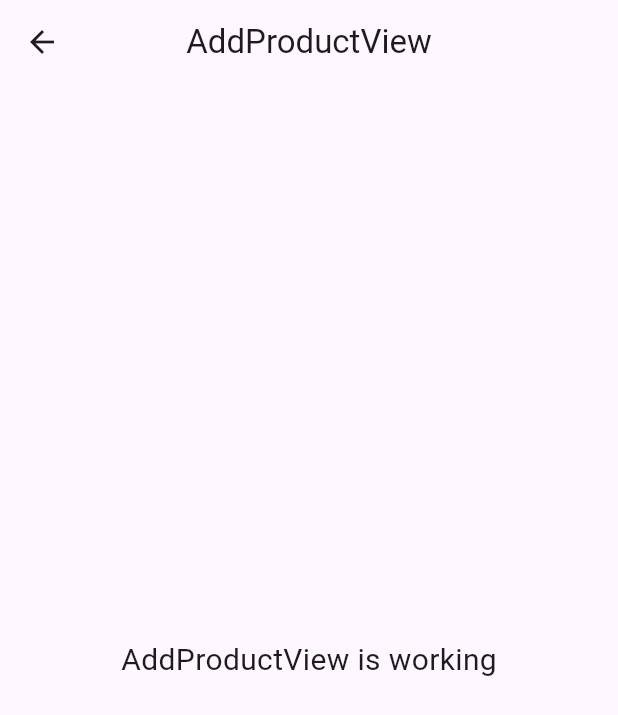
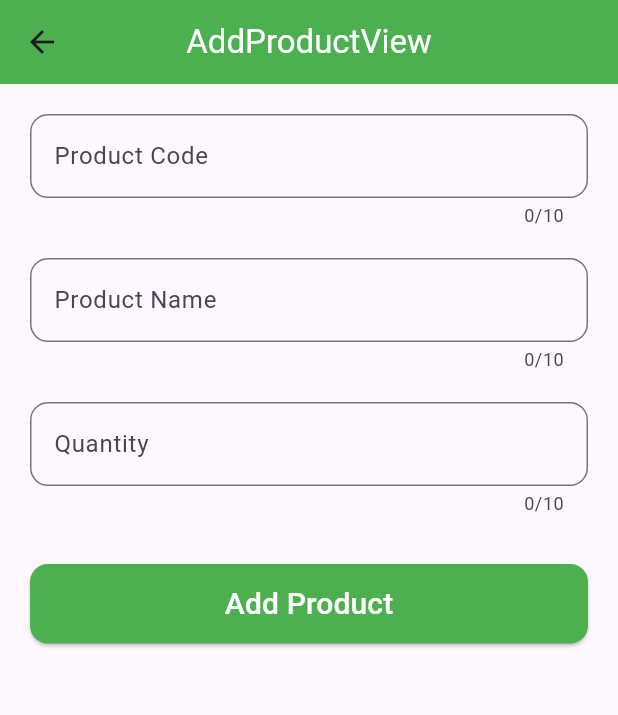
Before and after one commit to yondikavl/Mantory-Mobile-App, a Flutter app: the AddProductView screen opened by its route, on a phone screen of 412 x 824 dp. Shown: the top 715 px of the screen. Run offline on Flutter 3.47's test engine with Material 3 defaults, Android fonts, the phone set to English and light mode, and no system bars; our stand-ins replace firebase_auth, firebase_core, get; accounts and stored records are empty; network calls fail.

Commit message:
fix: Add Product View

```diff
--- a/lib/app/modules/add_product/views/add_product_view.dart
+++ b/lib/app/modules/add_product/views/add_product_view.dart
@@ -5,20 +5,86 @@ import 'package:get/get.dart';
 import '../controllers/add_product_controller.dart';
 
 class AddProductView extends GetView<AddProductController> {
-  const AddProductView({Key? key}) : super(key: key);
+  AddProductView({Key? key}) : super(key: key);
+  final TextEditingController codeC = TextEditingController();
+  final TextEditingController nameC = TextEditingController();
+  final TextEditingController qtyC = TextEditingController();
+
   @override
   Widget build(BuildContext context) {
     return Scaffold(
-      appBar: AppBar(
-        title: const Text('AddProductView'),
-        centerTitle: true,
-      ),
-      body: const Center(
-        child: Text(
-          'AddProductView is working',
-          style: TextStyle(fontSize: 20),
+        appBar: AppBar(
+          title: const Text(
+            'AddProductView',
+            style: TextStyle(color: Colors.white),
+          ),
+          centerTitle: true,
+          backgroundColor: Colors.green,
         ),
-      ),
-    );
+        body: ListView(
+          padding: const EdgeInsets.all(20),
+          children: [
+            TextField(
+              autocorrect: false,
+              controller: codeC,
+              keyboardType: TextInputType.number,
+              maxLength: 10,
+              decoration: InputDecoration(
+                labelText: "Product Code",
+                border:
+                    OutlineInputBorder(borderRadius: BorderRadius.circular(12)),
+              ),
+            ),
+            const SizedBox(height: 20),
+            TextField(
+              autocorrect: false,
+              controller: nameC,
+              keyboardType: TextInputType.text,
+              maxLength: 10,
+              decoration: InputDecoration(
+                labelText: "Product Name",
+                border:
+                    OutlineInputBorder(borderRadius: BorderRadius.circular(12)),
+              ),
+            ),
+            const SizedBox(height: 20),
+            TextField(
+              autocorrect: false,
+              controller: qtyC,
+              keyboardType: TextInputType.number,
+              maxLength: 10,
+              decoration: InputDecoration(
+                labelText: "Quantity",
+                border:
+                    OutlineInputBorder(borderRadius: BorderRadius.circular(12)),
+              ),
+            ),
+            const SizedBox(height: 32),
+            ElevatedButton(
+              onPressed: () async {
+                if (controller.isLoading.isFalse) {
+                  controller.isLoading(true);
+                  // Map<String, dynamic> hasil =
+                  //
+                  controller.isLoading(false);
+                }
+              },
+              style: ElevatedButton.styleFrom(
+                  shape: RoundedRectangleBorder(
+                      borderRadius: BorderRadius.circular(12)),
+                  padding: const EdgeInsets.symmetric(vertical: 12),
+                  backgroundColor: Colors.green),
+              child: Obx(
+                () => Text(
+                  controller.isLoading.isFalse ? "Add Product" : "Loading...",
+                  style: TextStyle(
+                    color: Colors.white,
+                    fontSize: 20,
+                  ),
+                ),
+              ),
+            ),
+          ],
+        ));
   }
 }
--- a/lib/app/modules/login/views/login_view.dart
+++ b/lib/app/modules/login/views/login_view.dart
@@ -96,7 +96,8 @@ class LoginView extends GetView<LoginController> {
                     fontSize: 20,
                   ),
                 ),
-                ))
+              ),
+            ),
           ],
         ));
   }
--- a/lib/app/routes/app_pages.dart
+++ b/lib/app/routes/app_pages.dart
@@ -29,7 +29,7 @@ class AppPages {
     ),
     GetPage(
       name: _Paths.addProduct,
-      page: () => const AddProductView(),
+      page: () => AddProductView(),
       binding: AddProductBinding(),
     ),
     GetPage(
--- a/pubspec.yaml
+++ b/pubspec.yaml
@@ -6,6 +6,7 @@ environment:
   sdk: '>=3.4.1 <4.0.0'
 
 dependencies:
+  cloud_firestore: ^5.0.0
   cupertino_icons: ^1.0.6
   firebase_auth: ^4.20.0
   firebase_core: ^2.32.0
```
Also changed, not shown: lib/app/modules/add_product/controllers/add_product_controller.dart (+1 -19 lines), lib/app/modules/home/views/home_view.dart (+68 -5 lines). Lines whose indentation alone changed are shown as unchanged.
